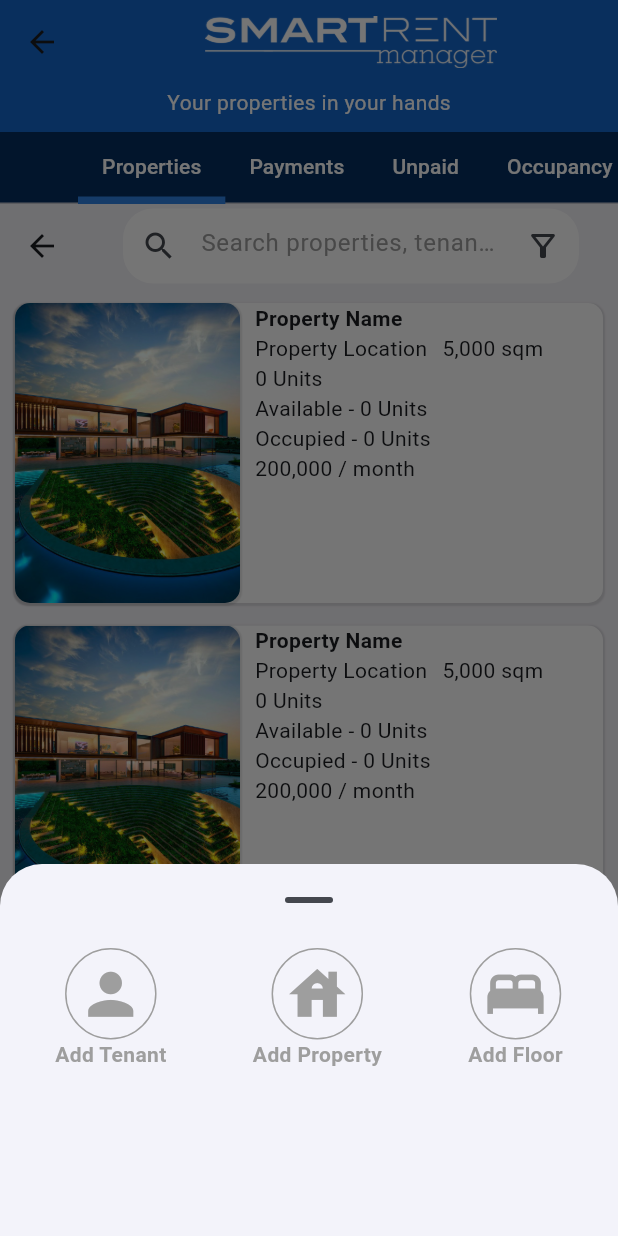
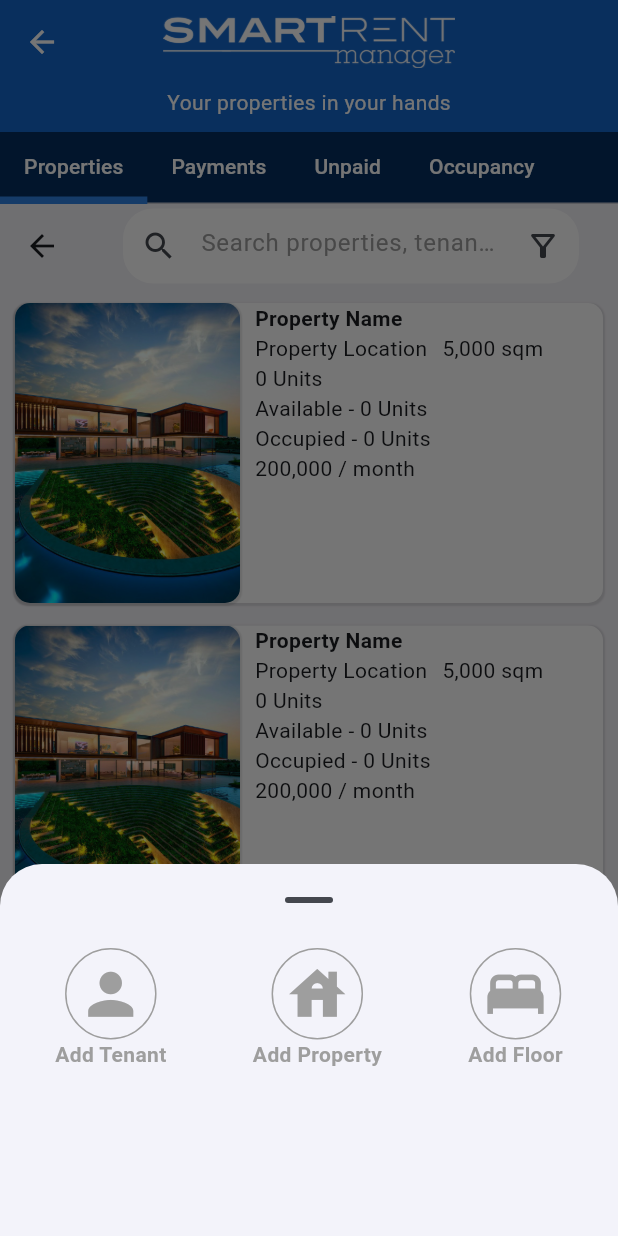
Before and after one commit to infinite-dev22/spakling_duck, a Flutter app: the RootPage screen opened by its route, after a tap on the "add" icon, on a phone screen of 412 x 824 dp. Run offline on Flutter 3.47's test engine with Material 3 defaults, Android fonts, the phone set to English and light mode, and no system bars; drawn by our look-alikes of flutter_slidable; our stand-ins replace bloc, dio, email_validator, equatable, flutter_bloc, fluttertoast and 3 more; missing offline and left inert: dio_cache_interceptor, flutter_phone_direct_caller, get_secure_storage; accounts and stored records are empty.

Commit message:
Changed tab layout. Changed bottom bar layout.

```diff
--- a/lib/ui/pages/dashboard/widgets/dashboard_layout.dart
+++ b/lib/ui/pages/dashboard/widgets/dashboard_layout.dart
@@ -18,6 +18,8 @@ class DashboardLayout extends StatelessWidget {
           backgroundColor: AppTheme.primary,
           title: const TitleBarImageHolder(),
           bottom: _buildAppTitle(),
+          centerTitle: true,
+          foregroundColor: AppTheme.whiteColor,
         ),
         body: const TabBarView(
           children: [
@@ -56,6 +58,7 @@ class DashboardLayout extends StatelessWidget {
                   ),
                 ),
               ),
+              tabAlignment: TabAlignment.start,
               tabs: [
                 Tab(
                   child: Text(
--- a/lib/ui/pages/propert_details/widgets/property_details_layout.dart
+++ b/lib/ui/pages/propert_details/widgets/property_details_layout.dart
@@ -20,6 +20,8 @@ class PropertyDetailsLayout extends StatelessWidget {
           backgroundColor: AppTheme.primary,
           title: const TitleBarImageHolder(),
           bottom: _buildAppTitle(),
+          foregroundColor: AppTheme.whiteColor,
+          centerTitle: true,
         ),
         body: const TabBarView(
           children: [
--- a/lib/ui/pages/root/root_page.dart
+++ b/lib/ui/pages/root/root_page.dart
@@ -2,11 +2,11 @@ import 'package:flutter/material.dart';
 import 'package:flutter_bloc/flutter_bloc.dart';
 import 'package:smart_rent/ui/pages/dashboard/dashboard_page.dart';
 import 'package:smart_rent/ui/pages/employees/employees_page.dart';
-import 'package:smart_rent/ui/pages/explorer/explorer_page.dart';
-import 'package:smart_rent/ui/pages/profile/profile_page.dart';
 import 'package:smart_rent/ui/pages/root/bloc/nav_bar_bloc.dart';
 import 'package:smart_rent/ui/pages/root/widgets/bottom_nav_bar.dart';
 import 'package:smart_rent/ui/pages/root/widgets/screen.dart';
+import 'package:smart_rent/ui/pages/settings/settings_page.dart';
+import 'package:smart_rent/ui/pages/tenants/tenants_page.dart';
 import 'package:smart_rent/ui/themes/app_theme.dart';
 
 class RootPage extends StatefulWidget {
@@ -53,15 +53,15 @@ class _RootPageState extends State<RootPage> {
       const Screen(),
       const Screen(
         index: 3,
-        name: "Search",
-        icon: Icons.search,
-        widget: ExplorerPage(),
+        name: "Tenants",
+        icon: Icons.people_outline_rounded,
+        widget: TenantsPage(),
       ),
       const Screen(
         index: 4,
-        name: "Profile",
-        icon: Icons.person,
-        widget: ProfilePage(),
+        name: "Settings",
+        icon: Icons.settings,
+        widget: SettingsPage(),
       ),
     ];
   }
--- /dev/null
+++ b/lib/ui/pages/settings/settings_page.dart
@@ -0,0 +1,23 @@
+import 'package:flutter/material.dart';
+import 'package:smart_rent/ui/themes/app_theme.dart';
+import 'package:smart_rent/ui/widgets/appbar_content.dart';
+
+class SettingsPage extends StatelessWidget {
+  const SettingsPage({super.key});
+
+  @override
+  Widget build(BuildContext context) {
+    return _buildBody();
+  }
+
+  Widget _buildBody() {
+    return Scaffold(
+      appBar: AppBar(
+        backgroundColor: AppTheme.primary,
+        title: const TitleBarImageHolder(),
+        centerTitle: true,
+        foregroundColor: AppTheme.whiteColor,
+      ),
+    );
+  }
+}
--- /dev/null
+++ b/lib/ui/pages/tenants/tenants_page.dart
@@ -0,0 +1,23 @@
+import 'package:flutter/material.dart';
+import 'package:smart_rent/ui/themes/app_theme.dart';
+import 'package:smart_rent/ui/widgets/appbar_content.dart';
+
+class TenantsPage extends StatelessWidget {
+  const TenantsPage({super.key});
+
+  @override
+  Widget build(BuildContext context) {
+    return _buildBody();
+  }
+
+  Widget _buildBody() {
+    return Scaffold(
+      appBar: AppBar(
+        backgroundColor: AppTheme.primary,
+        title: const TitleBarImageHolder(),
+        centerTitle: true,
+        foregroundColor: AppTheme.whiteColor,
+      ),
+    );
+  }
+}
--- a/lib/ui/widgets/appbar_content.dart
+++ b/lib/ui/widgets/appbar_content.dart
@@ -5,10 +5,7 @@ class TitleBarImageHolder extends StatelessWidget {
 
   @override
   Widget build(BuildContext context) {
-    return Row(
-      mainAxisAlignment: MainAxisAlignment.center,
-      children: [
-        Container(
+    return Container(
       width: 200,
       height: 35,
       decoration: const BoxDecoration(
@@ -18,8 +15,6 @@ class TitleBarImageHolder extends StatelessWidget {
           fit: BoxFit.contain,
         ),
       ),
-        ),
-      ],
     );
   }
 }
```
Lines whose indentation alone changed are shown as unchanged.
